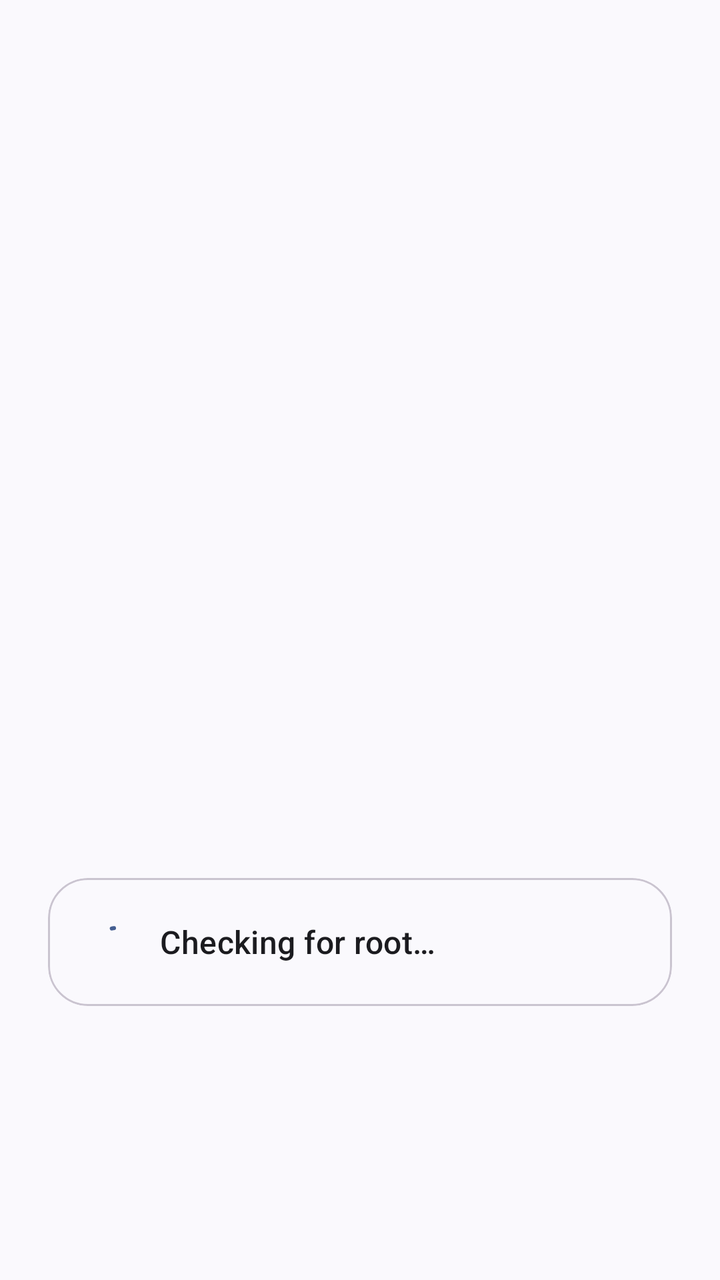
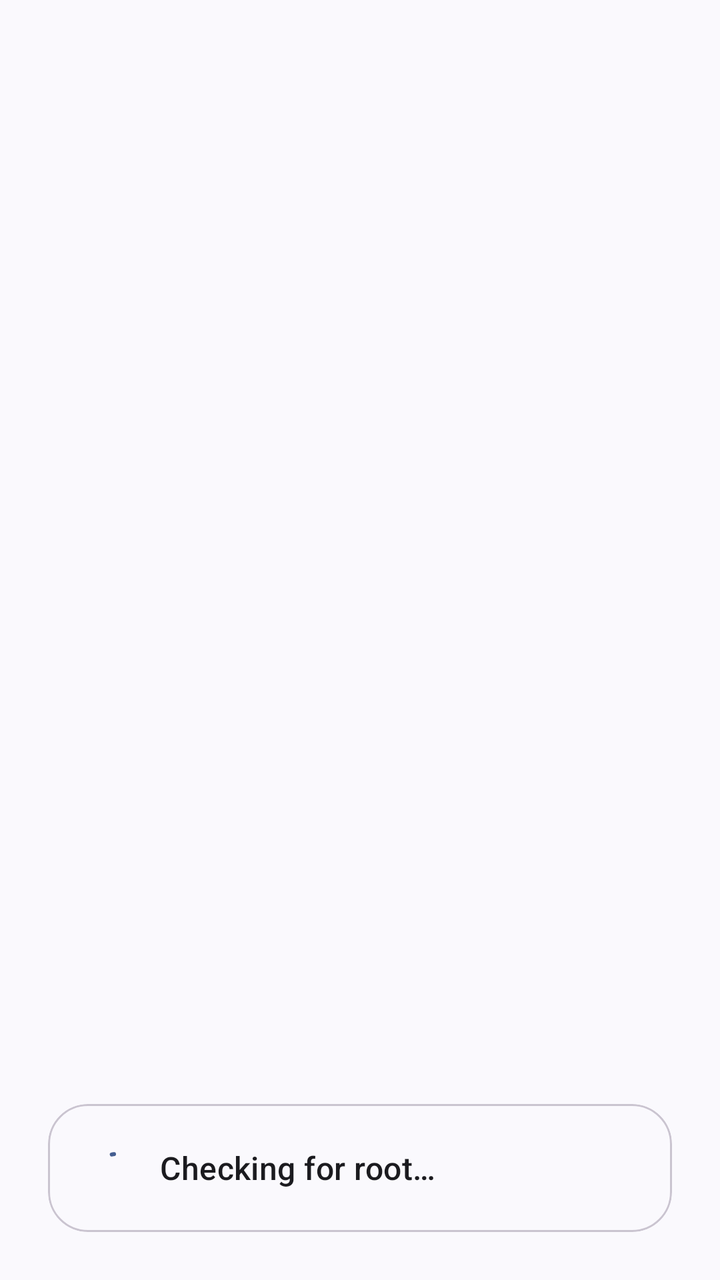

Screens rendered from an Android XML layout before and after an edit, with the pre-edit source and the edit as a unified diff.
<!-- AndroidManifest.xml: application theme Theme.WifiKill -->
<!-- res/layout/page_onboarding_root.xml -->
<?xml version="1.0" encoding="utf-8"?>
<ScrollView
    xmlns:android="http://schemas.android.com/apk/res/android"
    xmlns:app="http://schemas.android.com/apk/res-auto"
    android:layout_width="match_parent"
    android:layout_height="match_parent"
    android:fillViewport="true"
    android:overScrollMode="never"
    android:scrollbars="none">

    <LinearLayout
        android:layout_width="match_parent"
        android:layout_height="match_parent"
        android:gravity="center_horizontal"
        android:orientation="vertical"
        android:paddingHorizontal="24dp">

        <Space
            android:layout_width="match_parent"
            android:layout_height="0dp"
            android:layout_weight="0.9"/>

        <FrameLayout
            android:layout_width="192dp"
            android:layout_height="192dp">

            <ImageView
                android:id="@+id/heroShape"
                android:layout_width="192dp"
                android:layout_height="192dp"
                android:importantForAccessibility="no"/>

            <ImageView
                android:id="@+id/heroIcon"
                android:layout_width="72dp"
                android:layout_height="72dp"
                android:layout_gravity="center"
                android:importantForAccessibility="no"/>
        </FrameLayout>

        <Space
            android:layout_width="match_parent"
            android:layout_height="32dp"/>

        <com.google.android.material.textview.MaterialTextView
            android:id="@+id/titleText"
            android:layout_width="match_parent"
            android:layout_height="wrap_content"
            android:gravity="center"
            android:textAppearance="?attr/textAppearanceHeadlineMedium"
            android:textColor="?attr/colorOnSurface"/>

        <Space
            android:layout_width="match_parent"
            android:layout_height="12dp"/>

        <com.google.android.material.textview.MaterialTextView
            android:id="@+id/bodyText"
            android:layout_width="match_parent"
            android:layout_height="wrap_content"
            android:gravity="center"
            android:lineSpacingMultiplier="1.15"
            android:textAppearance="?attr/textAppearanceBodyLarge"
            android:textColor="?attr/colorOnSurfaceVariant"/>

        <com.google.android.material.card.MaterialCardView
            android:id="@+id/rootStatusCard"
            android:layout_width="match_parent"
            android:layout_height="wrap_content"
            android:layout_marginTop="32dp"
            app:cardCornerRadius="20dp"
            app:cardElevation="0dp">

            <LinearLayout
                android:layout_width="match_parent"
                android:layout_height="wrap_content"
                android:orientation="vertical"
                android:padding="20dp">

                <LinearLayout
                    android:layout_width="match_parent"
                    android:layout_height="wrap_content"
                    android:gravity="center_vertical"
                    android:orientation="horizontal">

                    <FrameLayout
                        android:layout_width="24dp"
                        android:layout_height="24dp">

                        <ImageView
                            android:id="@+id/rootStatusIcon"
                            android:layout_width="24dp"
                            android:layout_height="24dp"
                            android:importantForAccessibility="no"
                            android:visibility="gone"/>

                        <com.google.android.material.progressindicator.CircularProgressIndicator
                            android:id="@+id/rootStatusProgress"
                            android:layout_width="24dp"
                            android:layout_height="24dp"
                            android:indeterminate="true"
                            app:indicatorColor="?attr/colorPrimary"
                            app:indicatorSize="20dp"
                            app:trackThickness="2dp"/>
                    </FrameLayout>

                    <com.google.android.material.textview.MaterialTextView
                        android:id="@+id/rootStatusTitle"
                        android:layout_width="match_parent"
                        android:layout_height="wrap_content"
                        android:layout_marginStart="12dp"
                        android:text="@string/ob_root_checking"
                        android:textAppearance="?attr/textAppearanceTitleMedium"
                        android:textColor="?attr/colorOnSurface"/>
                </LinearLayout>

                <com.google.android.material.textview.MaterialTextView
                    android:id="@+id/rootStatusBody"
                    android:layout_width="match_parent"
                    android:layout_height="wrap_content"
                    android:layout_marginTop="8dp"
                    android:lineSpacingMultiplier="1.15"
                    android:textAppearance="?attr/textAppearanceBodySmall"
                    android:textColor="?attr/colorOnSurfaceVariant"
                    android:visibility="gone"/>

                <LinearLayout
                    android:id="@+id/rootStatusActions"
                    android:layout_width="match_parent"
                    android:layout_height="wrap_content"
                    android:layout_marginTop="12dp"
                    android:gravity="end"
                    android:orientation="horizontal"
                    android:visibility="gone">

                    <com.google.android.material.button.MaterialButton
                        android:id="@+id/rootRetry"
                        style="@style/Widget.Material3.Button.TextButton"
                        android:layout_width="wrap_content"
                        android:layout_height="wrap_content"
                        android:text="@string/ob_root_retry"/>

                    <com.google.android.material.button.MaterialButton
                        android:id="@+id/rootLearnMore"
                        style="@style/Widget.Material3.Button.TextButton"
                        android:layout_width="wrap_content"
                        android:layout_height="wrap_content"
                        android:layout_marginStart="8dp"
                        android:text="@string/ob_root_learn_more"/>
                </LinearLayout>
            </LinearLayout>
        </com.google.android.material.card.MaterialCardView>

        <com.google.android.material.button.MaterialButton
            android:id="@+id/exploreAnyway"
            style="@style/Widget.Material3.Button.OutlinedButton"
            android:layout_width="match_parent"
            android:layout_height="wrap_content"
            android:layout_marginTop="12dp"
            android:text="@string/ob_root_explore_anyway"
            android:visibility="gone"/>

        <Space
            android:layout_width="match_parent"
            android:layout_height="0dp"
            android:layout_weight="1.1"/>
    </LinearLayout>
</ScrollView>
<!-- resources referenced by this layout -->
<resources>
  <string name="ob_root_checking">Checking for root…</string>
  <string name="ob_root_explore_anyway">Explore anyway</string>
  <string name="ob_root_learn_more">What is rooting?</string>
  <string name="ob_root_retry">Retry</string>
  <style name="Theme.WifiKill" parent="Theme.Material3.DynamicColors.DayNight.NoActionBar">
          <item name="android:statusBarColor">@android:color/transparent</item>
          <item name="android:navigationBarColor">@android:color/transparent</item>
      </style>
</resources>

<!-- the commit's change to res/layout/page_onboarding_root.xml (unified diff, before → after) -->
@@ -13,12 +13,12 @@
         android:layout_height="match_parent"
         android:gravity="center_horizontal"
         android:orientation="vertical"
-        android:paddingHorizontal="24dp">
+        android:paddingHorizontal="24dp"
+        android:paddingBottom="24dp">
 
         <Space
             android:layout_width="match_parent"
-            android:layout_height="0dp"
-            android:layout_weight="0.9"/>
+            android:layout_height="140dp"/>
 
         <FrameLayout
             android:layout_width="192dp"
@@ -63,11 +63,16 @@
             android:textAppearance="?attr/textAppearanceBodyLarge"
             android:textColor="?attr/colorOnSurfaceVariant"/>
 
+        <Space
+            android:layout_width="match_parent"
+            android:layout_height="0dp"
+            android:layout_weight="1"/>
+
         <com.google.android.material.card.MaterialCardView
             android:id="@+id/rootStatusCard"
             android:layout_width="match_parent"
             android:layout_height="wrap_content"
-            android:layout_marginTop="32dp"
+            android:layout_marginTop="24dp"
             app:cardCornerRadius="20dp"
             app:cardElevation="0dp">
 
@@ -159,10 +164,5 @@
             android:layout_marginTop="12dp"
             android:text="@string/ob_root_explore_anyway"
             android:visibility="gone"/>
-
-        <Space
-            android:layout_width="match_parent"
-            android:layout_height="0dp"
-            android:layout_weight="1.1"/>
     </LinearLayout>
 </ScrollView>
